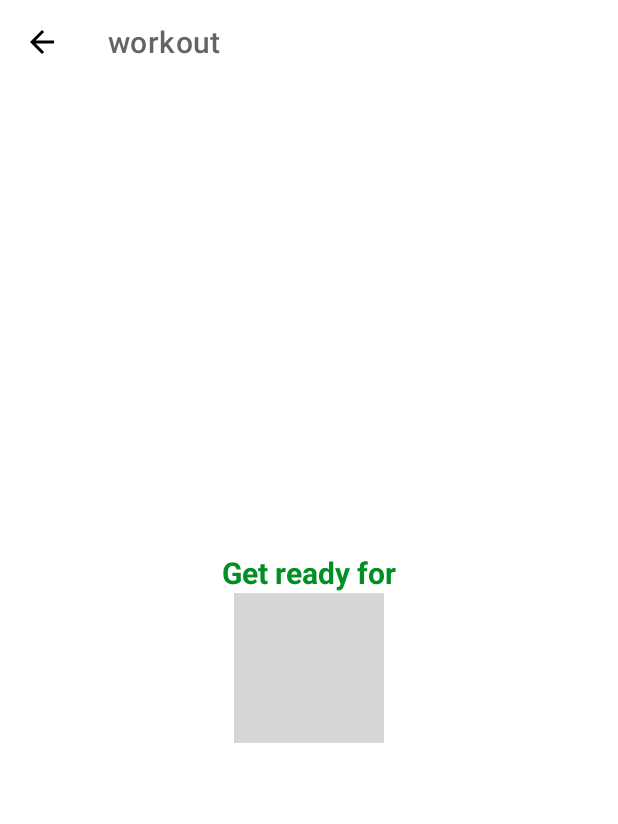
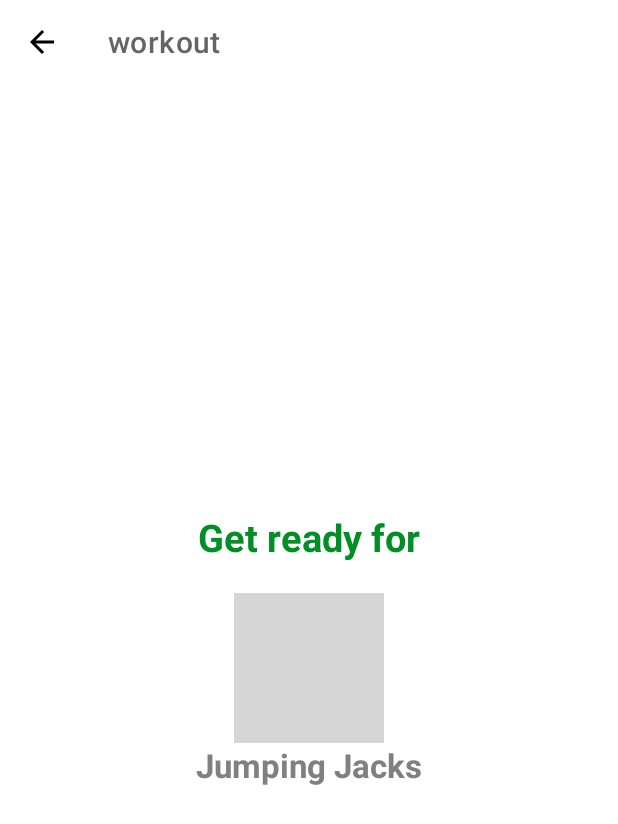
Before and after one commit to khushi-sharma01/Flex-Fit, an Android app: the ExerciseActivity screen opened directly, with no data from a screen before it, on a phone screen of 412 x 824 dp. Shown: the top 824 px of the screen. Run offline under Robolectric (Android 15) with nearby library versions, the light colour scheme and no system bars; grey boxes are pictures that could not be loaded.

Commit message:
exercises are added

```diff
--- /dev/null
+++ b/app/src/main/java/com/first/workout/Constants.kt
@@ -0,0 +1,80 @@
+package com.first.workout
+import java.util.*
+
+class Constants {
+    companion object{
+        fun defaultExerciseList(): ArrayList<ExerciseModel> {
+
+            val exerciseList = ArrayList<ExerciseModel>()
+
+            val jumpingJacks =
+                ExerciseModel(1, "Jumping Jacks", R.drawable.ic_jumping_jacks, false, false)
+            exerciseList.add(jumpingJacks)
+
+            val wallSit = ExerciseModel(2, "Wall Sit", R.drawable.ic_wall_sit, false, false)
+            exerciseList.add(wallSit)
+
+            val pushUp = ExerciseModel(3, "Push Up", R.drawable.ic_push_up, false, false)
+            exerciseList.add(pushUp)
+
+            val abdominalCrunch =
+                ExerciseModel(4, "Abdominal Crunch", R.drawable.ic_abdominal_crunch, false, false)
+            exerciseList.add(abdominalCrunch)
+
+            val stepUpOnChair =
+                ExerciseModel(
+                    5,
+                    "Step-Up onto Chair",
+                    R.drawable.ic_step_up_onto_chair,
+                    false,
+                    false
+                )
+            exerciseList.add(stepUpOnChair)
+
+            val squat = ExerciseModel(6, "Squat", R.drawable.ic_squat, false, false)
+            exerciseList.add(squat)
+
+            val tricepDipOnChair =
+                ExerciseModel(
+                    7,
+                    "Tricep Dip On Chair",
+                    R.drawable.ic_triceps_dip_on_chair,
+                    false,
+                    false
+                )
+            exerciseList.add(tricepDipOnChair)
+
+            val plank = ExerciseModel(8, "Plank", R.drawable.ic_plank, false, false)
+            exerciseList.add(plank)
+
+            val highKneesRunningInPlace =
+                ExerciseModel(
+                    9, "High Knees Running In Place",
+                    R.drawable.ic_high_knees_running_in_place,
+                    false,
+                    false
+                )
+            exerciseList.add(highKneesRunningInPlace)
+
+            val lunges = ExerciseModel(10, "Lunges", R.drawable.ic_lunge, false, false)
+            exerciseList.add(lunges)
+
+            val pushupAndRotation =
+                ExerciseModel(
+                    11,
+                    "Push up and Rotation",
+                    R.drawable.ic_push_up_and_rotation,
+                    false,
+                    false
+                )
+            exerciseList.add(pushupAndRotation)
+
+            val sidePlank = ExerciseModel(12, "Side Plank", R.drawable.ic_side_plank, false, false)
+            exerciseList.add(sidePlank)
+
+            return exerciseList
+        }
+    }
+
+
+}
--- /dev/null
+++ b/app/src/main/java/com/first/workout/ExerciseModel.kt
@@ -0,0 +1,44 @@
+package com.first.workout
+
+class ExerciseModel (
+    private var id: Int,
+    private var name: String,
+    private var image: Int,
+    private var isCompleted: Boolean,
+    private var isSelected: Boolean,
+
+
+
+    ){
+    fun getID():Int{
+        return id
+    }
+    fun setId(id: Int){
+        this.id = id
+    }
+    fun getname():String{
+        return name
+    }
+    fun setname(name: String){
+        this.name = name
+    }
+    fun getimage():Int{
+        return image
+    }
+    fun setimage (image: Int){
+        this.image = image
+    }
+    fun getIsCompleted():Boolean{
+        return isCompleted
+    }
+    fun setIsCompleted(isCompleted: Boolean){
+        this.isCompleted= isCompleted
+    }
+    fun getIsSelected():Boolean{
+        return isSelected
+    }
+    fun setIsSelected(isSelected: Boolean){
+        this.isSelected= isSelected
+    }
+
+}
--- a/app/src/main/res/layout/activity_exercise.xml
+++ b/app/src/main/res/layout/activity_exercise.xml
@@ -19,19 +19,18 @@
         android:id="@+id/tvTittle"
         android:layout_width="wrap_content"
         android:layout_height="wrap_content"
+        android:layout_marginBottom="20dp"
         android:text="Get ready for"
+        android:textColor="@color/colorAccent"
+        android:textSize="25sp"
         android:textStyle="bold"
-        android:textSize="20sp"
-        android:textColor="@color/colorAccent"
+        app:layout_constraintBottom_toTopOf="@id/flRestView"
+
         app:layout_constraintEnd_toEndOf="parent"
-        app:layout_constraintStart_toStartOf="parent"
-        app:layout_constraintBottom_toTopOf="@id/flProgressbar"
-
-
-        />
+        app:layout_constraintStart_toStartOf="parent" />
 
     <FrameLayout
-        android:id="@+id/flProgressbar"
+        android:id="@+id/flRestView"
         android:layout_width="100dp"
         android:layout_height="100dp"
         android:layout_marginTop="10dp"
@@ -78,18 +77,58 @@
 
         </LinearLayout>
     </FrameLayout>
+    <TextView
+        android:id="@+id/tvupExerciseName"
+        android:layout_width="wrap_content"
+        android:layout_height="wrap_content"
+        android:text="UpComing ExerciseName"
+        android:textColor="@color/gray"
+        android:textSize="22sp"
+        android:textStyle="bold"
+        android:visibility="gone"
+        app:layout_constraintEnd_toEndOf="parent"
+        app:layout_constraintStart_toStartOf="parent"
+        app:layout_constraintTop_toBottomOf="@id/flRestView"
+        tools:visibility="visible" />
+
+    <ImageView
+        android:id="@+id/ivImage"
+        android:layout_width="match_parent"
+        android:layout_height="0dp"
+        android:contentDescription="@string/image"
+        android:scaleType="fitXY"
+        android:src="@drawable/ic_jumping_jacks"
+        android:visibility="invisible"
+        app:layout_constraintBottom_toTopOf="@id/tvExerciseName"
+        app:layout_constraintTop_toBottomOf="@id/toolBarExercise" />
+
+    <!-- Todo 2: We also add a textView for ExerciseName and position it below the imageview-->
+    <TextView
+        android:id="@+id/tvExerciseName"
+        android:layout_width="wrap_content"
+        android:layout_height="wrap_content"
+        android:text="ExerciseName"
+        android:textColor="@color/colorAccent"
+        android:textSize="22sp"
+        android:textStyle="bold"
+        android:visibility="gone"
+        app:layout_constraintEnd_toEndOf="parent"
+        app:layout_constraintStart_toStartOf="parent"
+        app:layout_constraintBottom_toTopOf="@+id/flExerciseView"
+        tools:visibility="visible" />
 
     <FrameLayout
         android:id="@+id/flExerciseView"
         android:layout_width="100dp"
         android:layout_height="100dp"
         android:layout_marginTop="10dp"
-        tools:visibility="invisible"
+        android:visibility="gone"
+        tools:visibility="visible"
         android:background="@drawable/item_circular_color_accent_border"
         app:layout_constraintBottom_toBottomOf="parent"
         app:layout_constraintEnd_toEndOf="parent"
         app:layout_constraintStart_toStartOf="parent"
-        app:layout_constraintTop_toBottomOf="@id/toolBarExercise">
+        app:layout_constraintTop_toBottomOf="@id/ivImage">
 
         <ProgressBar
             android:id="@+id/progressBarExercise"
--- a/app/src/main/res/values/strings.xml
+++ b/app/src/main/res/values/strings.xml
@@ -1,4 +1,5 @@
 <resources>
     <string name="app_name">workout</string>
     <string name="start_image">start Image</string>
+    <string name="image">image</string>
 </resources>
```
Also changed, not shown: app/src/main/java/com/first/workout/ExerciseActivity.kt (+47 -29 lines), app/src/main/res/drawable-v24/ic_abdominal_crunch.png (added), app/src/main/res/drawable-v24/ic_high_knees_running_in_place.png (added), app/src/main/res/drawable-v24/ic_jumping_jacks.png (added), app/src/main/res/drawable-v24/ic_lunge.png (added), app/src/main/res/drawable-v24/ic_plank.png (added), app/src/main/res/drawable-v24/ic_push_up.png (added), app/src/main/res/drawable-v24/ic_push_up_and_rotation.png (added), app/src/main/res/drawable-v24/ic_side_plank.png (added), app/src/main/res/drawable-v24/ic_squat.png (added), app/src/main/res/drawable-v24/ic_step_up_onto_chair.png (added), app/src/main/res/drawable-v24/ic_triceps_dip_on_chair.png (added), app/src/main/res/drawable-v24/ic_wall_sit.png (added).
